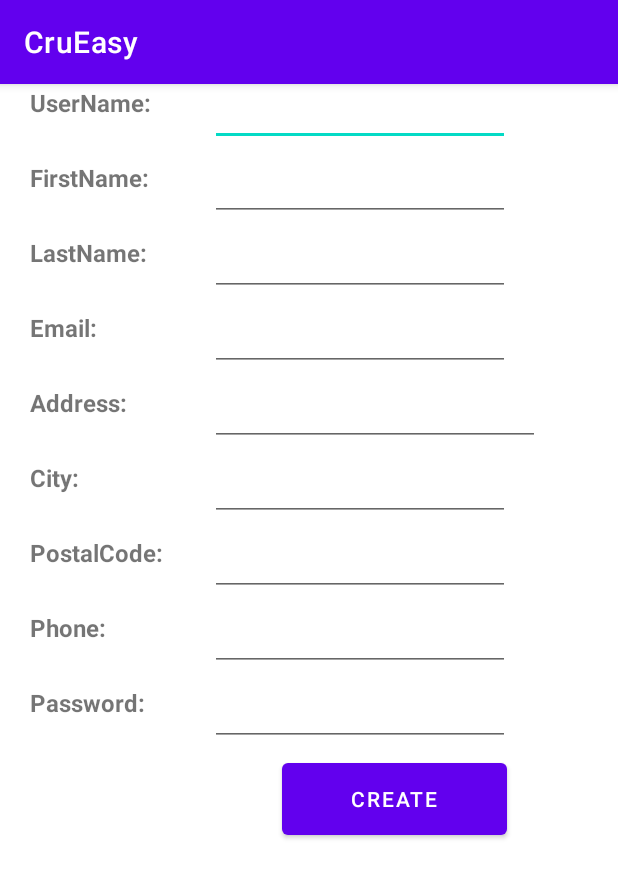
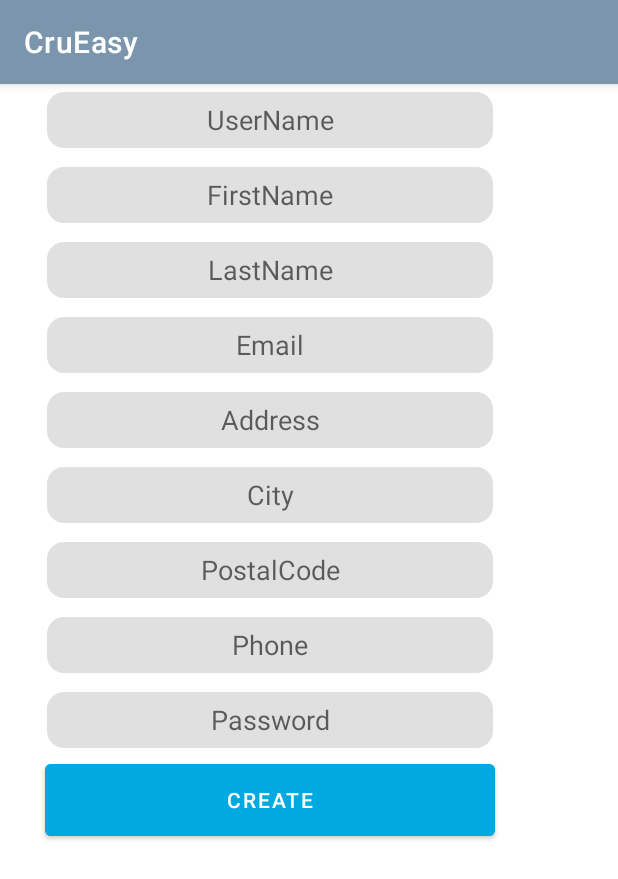
Before and after one commit to Shirinmansouri/TravelRespository, an Android app: the CreateCustomerActivity screen opened directly, with no data from a screen before it, on a phone screen of 412 x 824 dp. Shown: the top 879 px of the screen. Run offline under Robolectric (Android 15) with nearby library versions, the phone set to English and light mode, and no system bars.

Commit message:
Color commit

```diff
--- a/app/src/main/AndroidManifest.xml
+++ b/app/src/main/AndroidManifest.xml
@@ -9,6 +9,9 @@
         android:roundIcon="@mipmap/ic_launcher_round"
         android:supportsRtl="true"
         android:theme="@style/Theme.Group6_MAPD711_Assignment4">
+        <activity
+            android:name=".EditCustomerActivity"
+            android:exported="true" />
         <activity
             android:name=".MainMenuActivity"
             android:exported="true" />
--- /dev/null
+++ b/app/src/main/java/com/example/group6_mapd711_assignment4/EditCustomerActivity.kt
@@ -0,0 +1,11 @@
+package com.example.group6_mapd711_assignment4
+
+import androidx.appcompat.app.AppCompatActivity
+import android.os.Bundle
+
+class EditCustomerActivity : AppCompatActivity() {
+    override fun onCreate(savedInstanceState: Bundle?) {
+        super.onCreate(savedInstanceState)
+        setContentView(R.layout.activity_edit_customer)
+    }
+}
--- a/app/src/main/res/layout/activity_create_customer.xml
+++ b/app/src/main/res/layout/activity_create_customer.xml
@@ -8,210 +8,131 @@
 
     <EditText
         android:id="@+id/txtNewUserName"
-        android:layout_width="200dp"
+        android:layout_width="300dp"
         android:layout_height="40dp"
-        android:layout_marginStart="20dp"
-        android:layout_marginTop="1dp"
+        android:layout_marginStart="30dp"
+        android:layout_marginTop="4dp"
+        android:background="@drawable/edit_text_border"
+        android:hint="UserName"
         android:singleLine="true"
-        app:layout_constraintStart_toEndOf="@id/lblUserName3"
+        android:textAlignment="center"
+        app:layout_constraintStart_toStartOf="parent"
         app:layout_constraintTop_toTopOf="parent" />
 
     <EditText
         android:id="@+id/txtFirstName"
-        android:layout_width="200dp"
+        android:layout_width="300dp"
         android:layout_height="40dp"
-        android:layout_marginStart="20dp"
+        android:layout_marginStart="30dp"
         android:layout_marginTop="50dp"
+        android:background="@drawable/edit_text_border"
+        android:hint="FirstName"
         android:singleLine="true"
-        app:layout_constraintStart_toEndOf="@id/lblFirstName3"
+        android:textAlignment="center"
+        app:layout_constraintStart_toStartOf="parent"
         app:layout_constraintTop_toTopOf="@id/txtNewUserName" />
 
     <EditText
         android:id="@+id/txtLastName"
-        android:layout_width="200dp"
+        android:layout_width="300dp"
         android:layout_height="40dp"
-        android:layout_marginStart="20dp"
+        android:layout_marginStart="30dp"
         android:layout_marginTop="50dp"
+        android:background="@drawable/edit_text_border"
+        android:hint="LastName"
         android:singleLine="true"
-        app:layout_constraintStart_toEndOf="@id/lblLastName3"
+        android:textAlignment="center"
+        app:layout_constraintStart_toStartOf="parent"
         app:layout_constraintTop_toTopOf="@id/txtFirstName" />
 
     <EditText
         android:id="@+id/txtEmail"
-        android:layout_width="200dp"
+        android:layout_width="300dp"
         android:layout_height="40dp"
-        android:layout_marginStart="20dp"
+        android:layout_marginStart="30dp"
         android:layout_marginTop="50dp"
+        android:background="@drawable/edit_text_border"
+        android:hint="Email"
         android:singleLine="true"
-        app:layout_constraintStart_toEndOf="@id/lblEmail3"
+        android:textAlignment="center"
+        app:layout_constraintStart_toStartOf="parent"
         app:layout_constraintTop_toTopOf="@id/txtLastName" />
 
     <EditText
         android:id="@+id/txtCity"
-        android:layout_width="200dp"
+        android:layout_width="300dp"
         android:layout_height="40dp"
-        android:layout_marginStart="20dp"
+        android:layout_marginStart="30dp"
         android:layout_marginTop="50dp"
+        android:background="@drawable/edit_text_border"
+        android:hint="City"
         android:singleLine="true"
-        app:layout_constraintStart_toEndOf="@id/lblCity3"
+        android:textAlignment="center"
+        app:layout_constraintStart_toStartOf="parent"
         app:layout_constraintTop_toTopOf="@id/txtAddress" />
 
     <EditText
         android:id="@+id/txtPostalCode"
-        android:layout_width="200dp"
+        android:layout_width="300dp"
         android:layout_height="40dp"
-        android:layout_marginStart="20dp"
+        android:layout_marginStart="30dp"
         android:layout_marginTop="50dp"
+        android:background="@drawable/edit_text_border"
+        android:hint="PostalCode"
         android:singleLine="true"
-        app:layout_constraintStart_toEndOf="@id/lblPostalCode3"
+        android:textAlignment="center"
+        app:layout_constraintStart_toStartOf="parent"
         app:layout_constraintTop_toTopOf="@id/txtCity" />
 
     <EditText
         android:id="@+id/txtPhone"
-        android:layout_width="200dp"
+        android:layout_width="300dp"
         android:layout_height="40dp"
-        android:layout_marginStart="20dp"
+        android:layout_marginStart="30dp"
         android:layout_marginTop="50dp"
+        android:background="@drawable/edit_text_border"
+        android:hint="Phone"
         android:singleLine="true"
-        app:layout_constraintStart_toEndOf="@id/lblCellPhone3"
+        android:textAlignment="center"
+        app:layout_constraintStart_toStartOf="parent"
         app:layout_constraintTop_toTopOf="@id/txtPostalCode" />
 
     <EditText
         android:id="@+id/txtNewPassword"
-        android:layout_width="200dp"
+        android:layout_width="300dp"
         android:layout_height="40dp"
-        android:layout_marginStart="20dp"
+        android:layout_marginStart="30dp"
         android:layout_marginTop="50dp"
+        android:background="@drawable/edit_text_border"
+        android:hint="Password"
         android:password="true"
         android:singleLine="true"
-        app:layout_constraintStart_toEndOf="@id/lblPasswordNew"
+        android:textAlignment="center"
+        app:layout_constraintStart_toStartOf="parent"
         app:layout_constraintTop_toTopOf="@id/txtPhone" />
 
     <EditText
         android:id="@+id/txtAddress"
-        android:layout_width="220dp"
+        android:layout_width="300dp"
         android:layout_height="40dp"
-        android:layout_marginStart="20dp"
+        android:layout_marginStart="30dp"
         android:layout_marginTop="50dp"
+        android:background="@drawable/edit_text_border"
+        android:hint="Address"
         android:singleLine="true"
-        app:layout_constraintStart_toEndOf="@id/lblAddress3"
+        android:textAlignment="center"
+        app:layout_constraintStart_toStartOf="parent"
         app:layout_constraintTop_toTopOf="@id/txtEmail" />
-
-    <TextView
-        android:id="@+id/lblUserName3"
-        android:layout_width="100dp"
-        android:layout_height="40dp"
-        android:layout_marginStart="20dp"
-        android:layout_marginTop="1dp"
-        android:text="UserName:"
-        android:textSize="16sp"
-        android:textStyle="bold"
-        app:layout_constraintStart_toStartOf="parent"
-        app:layout_constraintTop_toTopOf="parent" />
-
-    <TextView
-        android:id="@+id/lblFirstName3"
-        android:layout_width="100dp"
-        android:layout_height="40dp"
-        android:layout_marginStart="20dp"
-        android:layout_marginTop="50dp"
-        android:text="FirstName:"
-        android:textSize="16sp"
-        android:textStyle="bold"
-        app:layout_constraintStart_toStartOf="parent"
-        app:layout_constraintTop_toTopOf="@id/lblUserName3" />
-
-    <TextView
-        android:id="@+id/lblLastName3"
-        android:layout_width="100dp"
-        android:layout_height="40dp"
-        android:layout_marginStart="20dp"
-        android:layout_marginTop="50dp"
-        android:text="LastName:"
-        android:textSize="16sp"
-        android:textStyle="bold"
-        app:layout_constraintStart_toStartOf="parent"
-        app:layout_constraintTop_toTopOf="@id/lblFirstName3" />
-
-    <TextView
-        android:id="@+id/lblEmail3"
-        android:layout_width="100dp"
-        android:layout_height="40dp"
-        android:layout_marginStart="20dp"
-        android:layout_marginTop="50dp"
-        android:text="Email:"
-        android:textSize="16sp"
-        android:textStyle="bold"
-        app:layout_constraintStart_toStartOf="parent"
-        app:layout_constraintTop_toTopOf="@id/lblLastName3" />
-
-    <TextView
-        android:id="@+id/lblAddress3"
-        android:layout_width="100dp"
-        android:layout_height="40dp"
-        android:layout_marginStart="20dp"
-        android:layout_marginTop="50dp"
-        android:text="Address:"
-        android:textSize="16sp"
-        android:textStyle="bold"
-        app:layout_constraintStart_toStartOf="parent"
-        app:layout_constraintTop_toTopOf="@id/lblEmail3" />
-
-    <TextView
-        android:id="@+id/lblCity3"
-        android:layout_width="100dp"
-        android:layout_height="40dp"
-        android:layout_marginStart="20dp"
-        android:layout_marginTop="50dp"
-        android:text="City:"
-        android:textSize="16sp"
-        android:textStyle="bold"
-        app:layout_constraintStart_toStartOf="parent"
-        app:layout_constraintTop_toTopOf="@id/lblAddress3" />
-
-    <TextView
-        android:id="@+id/lblPostalCode3"
-        android:layout_width="100dp"
-        android:layout_height="40dp"
-        android:layout_marginStart="20dp"
-        android:layout_marginTop="50dp"
-        android:text="PostalCode:"
-        android:textSize="16sp"
-        android:textStyle="bold"
-        app:layout_constraintStart_toStartOf="parent"
-        app:layout_constraintTop_toTopOf="@id/lblCity3" />
-
-    <TextView
-        android:id="@+id/lblCellPhone3"
-        android:layout_width="100dp"
-        android:layout_height="40dp"
-        android:layout_marginStart="20dp"
-        android:layout_marginTop="50dp"
-        android:text="Phone:"
-        android:textSize="16sp"
-        android:textStyle="bold"
-        app:layout_constraintStart_toStartOf="parent"
-        app:layout_constraintTop_toTopOf="@id/lblPostalCode3" />
-
-    <TextView
-        android:id="@+id/lblPasswordNew"
-        android:layout_width="100dp"
-        android:layout_height="40dp"
-        android:layout_marginStart="20dp"
-        android:layout_marginTop="50dp"
-        android:text="Password:"
-        android:textSize="16sp"
-        android:textStyle="bold"
-        app:layout_constraintStart_toStartOf="parent"
-        app:layout_constraintTop_toTopOf="@id/lblCellPhone3" />
 
     <Button
         android:id="@+id/btnSave"
-        android:layout_width="150dp"
+        android:layout_width="300dp"
         android:layout_height="60dp"
-        android:layout_marginStart="188dp"
-        android:layout_marginTop="5dp"
+        android:layout_marginStart="30dp"
+        android:layout_marginTop="3dp"
+        android:backgroundTint="@color/blue"
         android:text="Create"
+        android:textAlignment="center"
         app:layout_constraintStart_toStartOf="parent"
         app:layout_constraintTop_toBottomOf="@id/txtNewPassword" />
 
--- /dev/null
+++ b/app/src/main/res/layout/activity_edit_customer.xml
@@ -0,0 +1,9 @@
+<?xml version="1.0" encoding="utf-8"?>
+<androidx.constraintlayout.widget.ConstraintLayout xmlns:android="http://schemas.android.com/apk/res/android"
+    xmlns:app="http://schemas.android.com/apk/res-auto"
+    xmlns:tools="http://schemas.android.com/tools"
+    android:layout_width="match_parent"
+    android:layout_height="match_parent"
+    tools:context=".EditCustomerActivity">
+
+</androidx.constraintlayout.widget.ConstraintLayout>
--- /dev/null
+++ b/app/src/main/res/values/styles.xml
@@ -0,0 +1,8 @@
+<?xml version="1.0" encoding="utf-8"?>
+<resources>
+    <style name="TextAppearance.AppCompat.Widget.ActionBar.Title" parent="@android:style/TextAppearance">
+        <item name="android:textSize">30dp</item>
+        <item name="android:textColor">@color/blue</item>
+        <item name="android:fontFamily">monospace</item>
+    </style>
+</resources>
--- a/app/src/main/res/values/themes.xml
+++ b/app/src/main/res/values/themes.xml
@@ -2,7 +2,7 @@
     <!-- Base application theme. -->
     <style name="Theme.Group6_MAPD711_Assignment4" parent="Theme.MaterialComponents.DayNight.DarkActionBar">
         <!-- Primary brand color. -->
-        <item name="colorPrimary">@color/purple_500</item>
+        <item name="colorPrimary">#7B96AC</item>
         <item name="colorPrimaryVariant">@color/purple_700</item>
         <item name="colorOnPrimary">@color/white</item>
         <!-- Secondary brand color. -->
```
